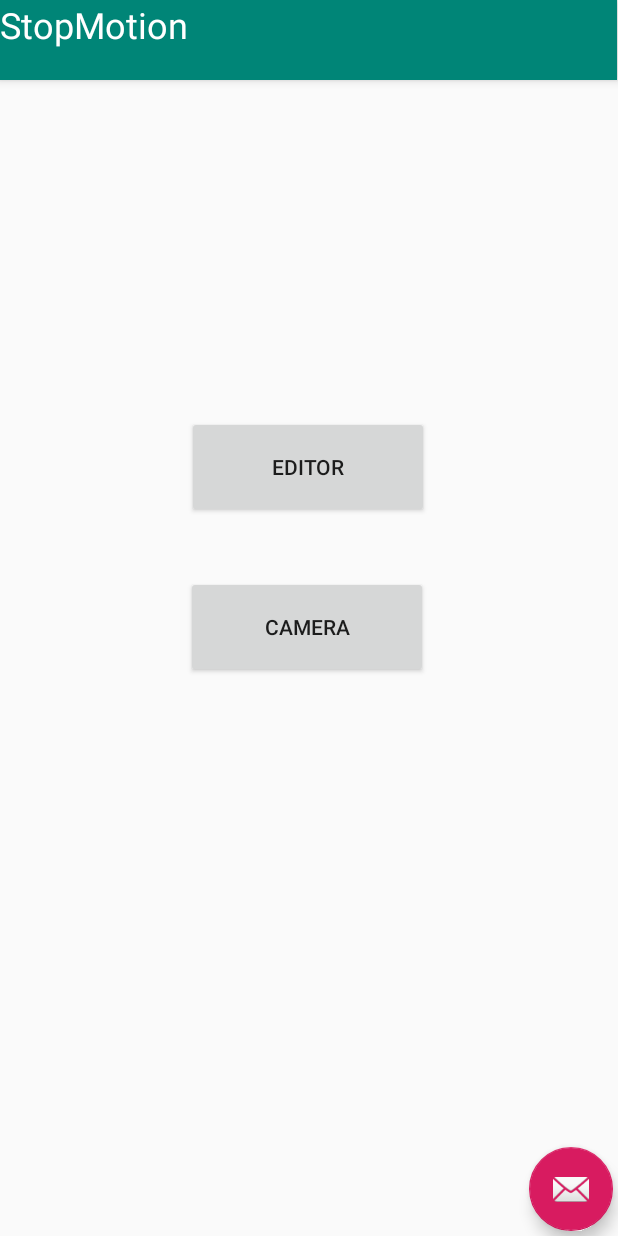
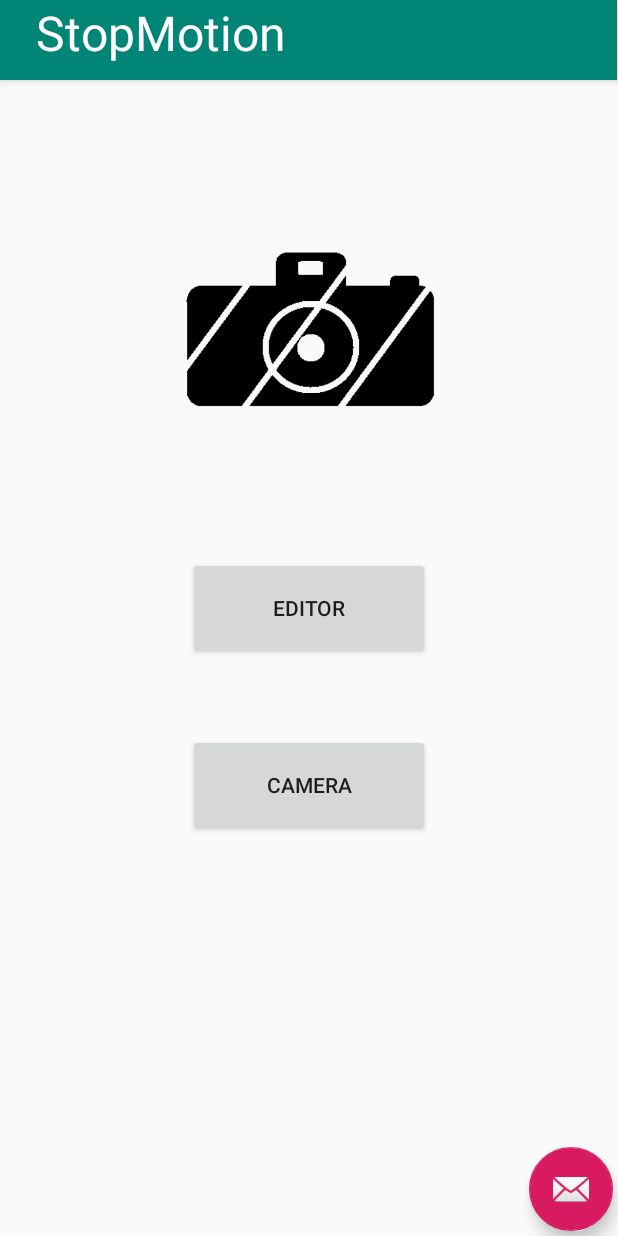
Before and after one commit to jhgarner/StopMotion, an Android app: the screen it shows after launch (MainActivity), on a phone screen of 412 x 824 dp. Run offline under Robolectric (Android 15) with nearby library versions, the phone set to English and light mode, and no system bars.

Commit message:
Start screen formatting

```diff
--- a/app/src/main/res/layout/activity_main.xml
+++ b/app/src/main/res/layout/activity_main.xml
@@ -20,9 +20,10 @@
             android:id="@+id/textView"
             android:layout_width="match_parent"
             android:layout_height="match_parent"
-            android:text="StopMotion"
+            android:text="   StopMotion"
+            android:textAlignment="textStart"
             android:textColor="#FFFFFF"
-            android:textSize="24sp"/>
+            android:textSize="32sp" />
     </com.google.android.material.appbar.AppBarLayout>
 
     <com.google.android.material.floatingactionbutton.FloatingActionButton
@@ -43,24 +44,33 @@
         android:id="@+id/editorBtn"
         android:layout_width="161dp"
         android:layout_height="68dp"
-        android:layout_marginStart="124dp"
-        android:layout_marginTop="288dp"
         android:layout_marginBottom="50dp"
         android:text="Editor"
         app:layout_constraintBottom_toTopOf="@+id/cameraBtn"
         app:layout_constraintEnd_toEndOf="parent"
-        app:layout_constraintHorizontal_bias="0.007"
         app:layout_constraintStart_toStartOf="parent"
-        app:layout_constraintTop_toTopOf="parent" />
+        app:layout_constraintTop_toTopOf="parent"
+        app:layout_constraintVertical_bias="1.0" />
 
     <Button
         android:id="@+id/cameraBtn"
         android:layout_width="161dp"
         android:layout_height="68dp"
-        android:layout_marginStart="124dp"
-        android:layout_marginTop="384dp"
         android:text="Camera"
+        app:layout_constraintBottom_toBottomOf="parent"
+        app:layout_constraintEnd_toEndOf="parent"
         app:layout_constraintStart_toStartOf="parent"
-        app:layout_constraintTop_toTopOf="parent" />
+        app:layout_constraintTop_toTopOf="@+id/appBarLayout"
+        app:layout_constraintVertical_bias="0.647" />
+
+    <ImageView
+        android:id="@+id/imageView"
+        android:layout_width="273dp"
+        android:layout_height="195dp"
+        app:layout_constraintBottom_toTopOf="@+id/editorBtn"
+        app:layout_constraintEnd_toEndOf="parent"
+        app:layout_constraintStart_toStartOf="parent"
+        app:layout_constraintTop_toBottomOf="@+id/appBarLayout"
+        app:srcCompat="@drawable/logo" />
 
 </androidx.constraintlayout.widget.ConstraintLayout>
```
Also changed, not shown: app/src/main/res/drawable/logo.png (added).
